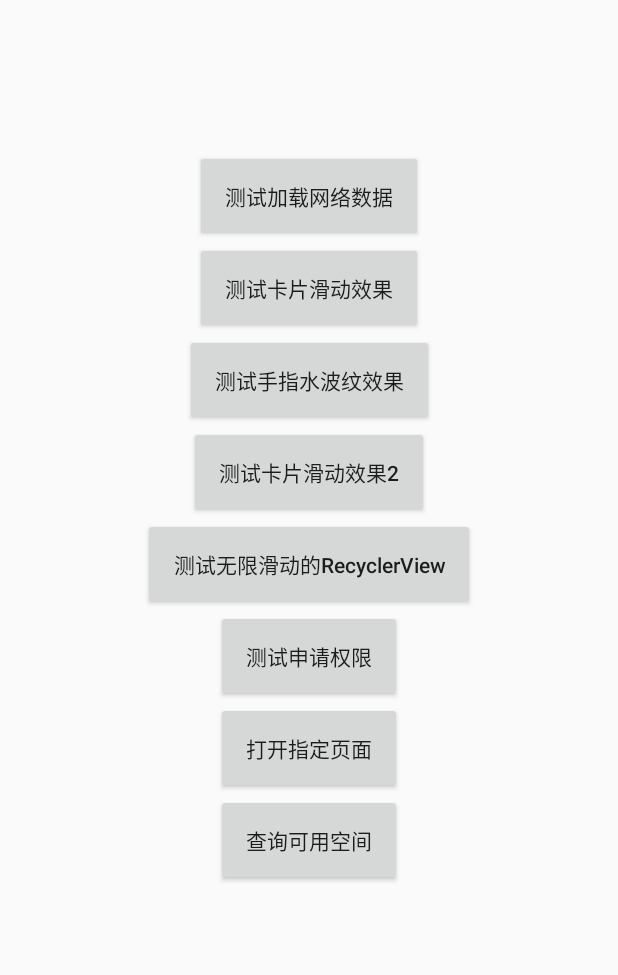
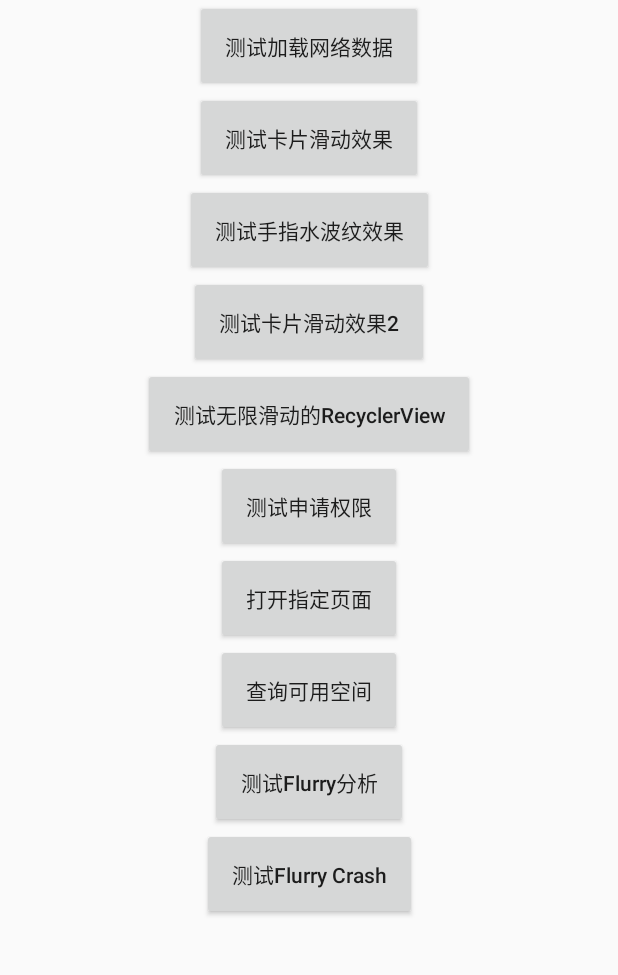
Before and after one commit to WeiLianYang/EasyKotlin, an Android app: the screen it shows after launch (MainActivity), on a phone screen of 412 x 824 dp, the part 68-1043 px from its top. Run offline under Robolectric (Android 15) with nearby library versions, the phone set to English and light mode, and no system bars; libraries missing offline, so code that uses them is left out: com.flurry.android, com.jeremyliao.liveeventbus, com.orhanobut.logger, com.tencent.mmkv; 6 statements that could not run were skipped.

Commit message:
add flurry integration demo

```diff
--- a/app/src/main/java/com/william/easykt/MainActivity.kt
+++ b/app/src/main/java/com/william/easykt/MainActivity.kt
@@ -20,6 +20,7 @@ import android.content.Intent
 import android.os.Build
 import android.os.storage.StorageManager
 import androidx.core.content.getSystemService
+import com.flurry.android.FlurryAgent
 import com.william.base_component.activity.BaseActivity
 import com.william.base_component.utils.logD
 import com.william.base_component.utils.openActivity
@@ -28,6 +29,7 @@ import com.william.easykt.databinding.ActivityMainBinding
 import com.william.easykt.test.TestActivity
 import com.william.easykt.ui.*
 import java.util.*
+
 
 /**
  * @author William
@@ -102,6 +104,22 @@ class MainActivity : BaseActivity() {
                 }
             }
 
+            tvButton9.setOnClickListener {
+                // param keys and values have to be of String type
+                val map = hashMapOf("user" to "Jack", "age" to "18")
+                // up to 10 params can be logged with each event
+                FlurryAgent.logEvent("userEvent", map)
+            }
+
+            tvButton10.setOnClickListener {
+//                throw IndexOutOfBoundsException()
+                kotlin.runCatching {
+                    throw NullPointerException()
+                }.onFailure {
+                    FlurryAgent.onError("errorId", "message", it)
+                }
+            }
+
         }
     }
 
--- a/app/src/main/res/layout/activity_main.xml
+++ b/app/src/main/res/layout/activity_main.xml
@@ -26,7 +26,6 @@
         android:id="@+id/tv_button1"
         android:layout_width="wrap_content"
         android:layout_height="wrap_content"
-        android:layout_marginTop="100dp"
         android:padding="20dp"
         android:text="@string/test_net_data"
         app:layout_constraintLeft_toLeftOf="parent"
@@ -103,4 +102,26 @@
         app:layout_constraintLeft_toLeftOf="parent"
         app:layout_constraintRight_toRightOf="parent"
         app:layout_constraintTop_toBottomOf="@+id/tv_button7" />
+
+    <Button
+        android:id="@+id/tv_button9"
+        android:layout_width="wrap_content"
+        android:layout_height="wrap_content"
+        android:padding="20dp"
+        android:text="@string/test_flurry_analytics"
+        android:textAllCaps="false"
+        app:layout_constraintLeft_toLeftOf="parent"
+        app:layout_constraintRight_toRightOf="parent"
+        app:layout_constraintTop_toBottomOf="@+id/tv_button8" />
+
+    <Button
+        android:id="@+id/tv_button10"
+        android:layout_width="wrap_content"
+        android:layout_height="wrap_content"
+        android:padding="20dp"
+        android:text="@string/test_flurry_crash"
+        android:textAllCaps="false"
+        app:layout_constraintLeft_toLeftOf="parent"
+        app:layout_constraintRight_toRightOf="parent"
+        app:layout_constraintTop_toBottomOf="@+id/tv_button9" />
 </androidx.constraintlayout.widget.ConstraintLayout>
--- a/app/src/main/res/values/strings.xml
+++ b/app/src/main/res/values/strings.xml
@@ -26,4 +26,6 @@
     <string name="test_request_permission">申请权限</string>
     <string name="test_open_target_page">打开指定页面</string>
     <string name="test_available_space">查询可用空间</string>
+    <string name="test_flurry_analytics">测试Flurry分析</string>
+    <string name="test_flurry_crash">测试Flurry Crash</string>
 </resources>
--- a/base_component/src/main/java/com/william/base_component/BaseApp.kt
+++ b/base_component/src/main/java/com/william/base_component/BaseApp.kt
@@ -21,6 +21,7 @@ import android.app.Application
 import android.content.Context
 import android.os.Bundle
 import androidx.multidex.MultiDex
+import com.flurry.android.FlurryAgent
 import com.jeremyliao.liveeventbus.LiveEventBus
 import com.orhanobut.logger.AndroidLogAdapter
 import com.orhanobut.logger.Logger
@@ -40,6 +41,7 @@ class BaseApp : Application() {
     companion object {
 
         const val TAG = "BaseApp"
+        const val FLURRY_KEY = "ZPTYYTJZ8RBDFDQYNNGC"
 
         @JvmStatic
         var instance: Context by Delegates.notNull()
@@ -49,11 +51,21 @@ class BaseApp : Application() {
     override fun onCreate() {
         super.onCreate()
         instance = applicationContext
+
+        initFlurryAnalytics()
+
         KVStoreManager.init(this)
 
         initLoggerConfig()
         initLiveEventConfig()
         registerLifecycleCallbacks()
+    }
+
+    private fun initFlurryAnalytics() {
+        FlurryAgent.Builder()
+            .withLogEnabled(BuildConfig.DEBUG)
+            .withCaptureUncaughtExceptions(true)
+            .build(this, FLURRY_KEY)
     }
 
     private fun initLiveEventConfig() {
@@ -71,13 +83,17 @@ class BaseApp : Application() {
                 ActivityStackManager.addActivity(activity)
             }
 
-            override fun onActivityStarted(activity: Activity) {}
+            override fun onActivityStarted(activity: Activity) {
+                FlurryAgent.onStartSession(activity)
+            }
 
             override fun onActivityResumed(activity: Activity) {}
 
             override fun onActivityPaused(activity: Activity) {}
 
-            override fun onActivityStopped(activity: Activity) {}
+            override fun onActivityStopped(activity: Activity) {
+                FlurryAgent.onEndSession(activity)
+            }
 
             override fun onActivitySaveInstanceState(activity: Activity, outState: Bundle) {}
 
--- a/build.gradle
+++ b/build.gradle
@@ -6,6 +6,7 @@ buildscript {
     repositories {
         google()
         jcenter()
+        mavenCentral()
 
     }
     dependencies {
@@ -22,6 +23,7 @@ allprojects {
         google()
         jcenter()
         maven { url "https://jitpack.io" }
+        mavenCentral()
     }
 }
 
--- a/gradle.properties
+++ b/gradle.properties
@@ -19,4 +19,4 @@ android.useAndroidX=true
 android.enableJetifier=true
 # Kotlin code style for this project: "official" or "obsolete":
 kotlin.code.style=official
-kotlin_version=1.5.20
+kotlin_version=1.5.21
```
Also changed, not shown: base_component/build.gradle (+9 -3 lines).
